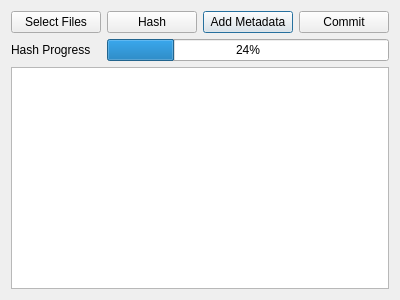
qwerty258/filemetadata, file dialogimportfiles.ui: the form before one commit.
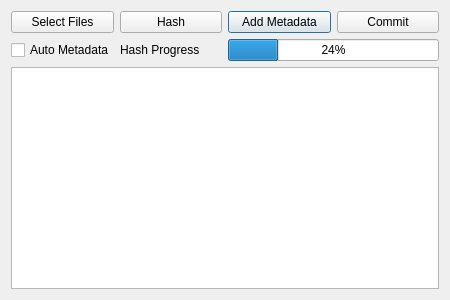
The form after the commit.

Commit message: add check box to enable/disable dialog confirm of metadata

```diff
--- a/dialogimportfiles.ui
+++ b/dialogimportfiles.ui
@@ -6,7 +6,7 @@
    <rect>
     <x>0</x>
     <y>0</y>
-    <width>400</width>
+    <width>450</width>
     <height>300</height>
    </rect>
   </property>
@@ -73,14 +73,7 @@
      </property>
     </widget>
    </item>
-   <item row="2" column="0">
-    <widget class="QLabel" name="labelHashProgress">
-     <property name="text">
-      <string>Hash Progress</string>
-     </property>
-    </widget>
-   </item>
-   <item row="2" column="1" colspan="3">
+   <item row="2" column="2" colspan="2">
     <widget class="QProgressBar" name="progressBar">
      <property name="sizePolicy">
       <sizepolicy hsizetype="Preferred" vsizetype="Fixed">
@@ -93,6 +86,26 @@
      </property>
     </widget>
    </item>
+   <item row="2" column="1">
+    <widget class="QLabel" name="labelHashProgress">
+     <property name="text">
+      <string>Hash Progress</string>
+     </property>
+    </widget>
+   </item>
+   <item row="2" column="0">
+    <widget class="QCheckBox" name="check_box_trust_auto_metadata">
+     <property name="sizePolicy">
+      <sizepolicy hsizetype="Minimum" vsizetype="Fixed">
+       <horstretch>0</horstretch>
+       <verstretch>0</verstretch>
+      </sizepolicy>
+     </property>
+     <property name="text">
+      <string>Auto Metadata</string>
+     </property>
+    </widget>
+   </item>
   </layout>
  </widget>
  <resources/>
```
The commit also changes 2 other files.
